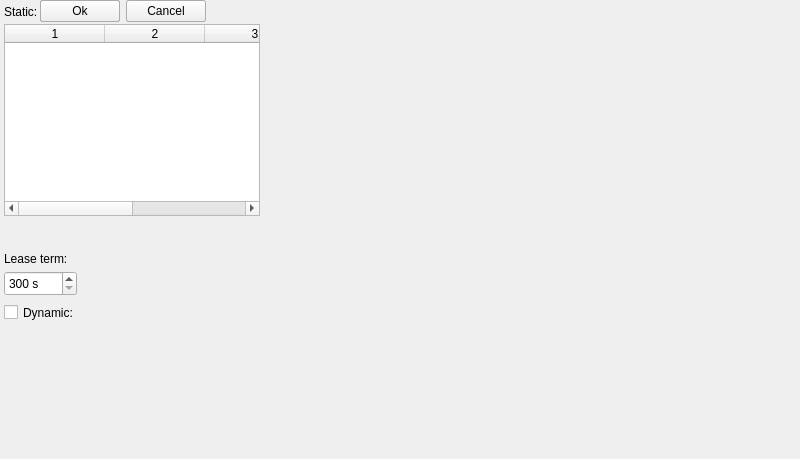
Old version of the form src/forms/dhcpserverproperty.ui in the repository Vortm4x/netemul.
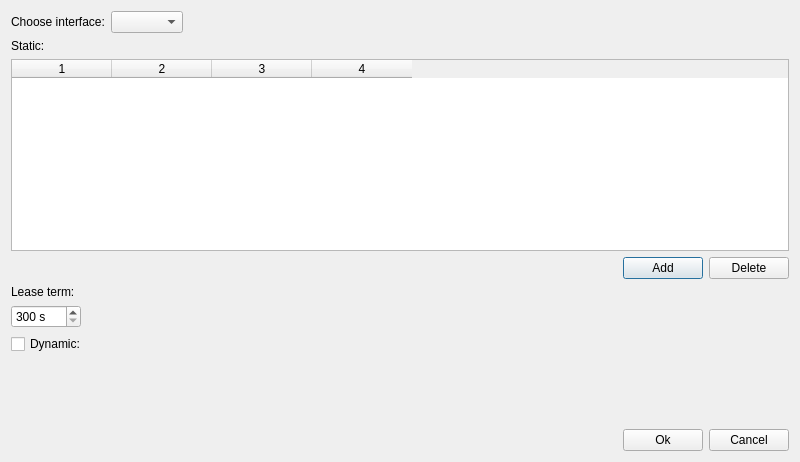
New version of the form. Icons and pictures are not drawn. Custom widgets are drawn as their Qt base class.

What changed in the file:
```diff
--- a/src/forms/dhcpserverproperty.ui
+++ b/src/forms/dhcpserverproperty.ui
@@ -7,7 +7,7 @@
     <x>0</x>
     <y>0</y>
     <width>800</width>
-    <height>459</height>
+    <height>462</height>
    </rect>
   </property>
   <property name="sizePolicy">
@@ -25,28 +25,43 @@
   <property name="windowTitle">
    <string>DHCP server's properties</string>
   </property>
+  <layout class="QVBoxLayout" name="verticalLayout">
+   <item>
+    <layout class="QHBoxLayout" name="horizontalLayout_2">
+     <item>
+      <widget class="QLabel" name="label_3">
+       <property name="text">
+        <string>Choose interface:</string>
+       </property>
+      </widget>
+     </item>
+     <item>
+      <widget class="QComboBox" name="cb_interface"/>
+     </item>
+     <item>
+      <spacer name="horizontalSpacer_3">
+       <property name="orientation">
+        <enum>Qt::Horizontal</enum>
+       </property>
+       <property name="sizeHint" stdset="0">
+        <size>
+         <width>40</width>
+         <height>20</height>
+        </size>
+       </property>
+      </spacer>
+     </item>
+    </layout>
+   </item>
+   <item>
   <widget class="QLabel" name="label">
-   <property name="geometry">
-    <rect>
-     <x>4</x>
-     <y>4</y>
-     <width>40</width>
-     <height>16</height>
-    </rect>
-   </property>
    <property name="text">
     <string>Static:</string>
    </property>
   </widget>
+   </item>
+   <item>
   <widget class="QTableWidget" name="tw_static">
-   <property name="geometry">
-    <rect>
-     <x>4</x>
-     <y>24</y>
-     <width>256</width>
-     <height>192</height>
-    </rect>
-   </property>
    <property name="sizePolicy">
     <sizepolicy hsizetype="Preferred" vsizetype="Preferred">
      <horstretch>0</horstretch>
@@ -70,28 +85,55 @@
    <column/>
    <column/>
   </widget>
+   </item>
+   <item>
+    <layout class="QHBoxLayout" name="horizontalLayout">
+     <item>
+      <spacer name="horizontalSpacer">
+       <property name="orientation">
+        <enum>Qt::Horizontal</enum>
+       </property>
+       <property name="sizeHint" stdset="0">
+        <size>
+         <width>40</width>
+         <height>20</height>
+        </size>
+       </property>
+      </spacer>
+     </item>
+     <item>
+      <widget class="QPushButton" name="btn_add">
+       <property name="text">
+        <string>Add</string>
+       </property>
+       <property name="icon">
+        <iconset resource="../../netemul.qrc">
+         <normaloff>:/im/images/edit_add.png</normaloff>:/im/images/edit_add.png</iconset>
+       </property>
+      </widget>
+     </item>
+     <item>
+      <widget class="QPushButton" name="btn_del">
+       <property name="text">
+        <string>Delete</string>
+       </property>
+       <property name="icon">
+        <iconset resource="../../netemul.qrc">
+         <normaloff>:/im/images/edit_remove.png</normaloff>:/im/images/edit_remove.png</iconset>
+       </property>
+      </widget>
+     </item>
+    </layout>
+   </item>
+   <item>
   <widget class="QLabel" name="label_2">
-   <property name="geometry">
-    <rect>
-     <x>4</x>
-     <y>251</y>
-     <width>74</width>
-     <height>16</height>
-    </rect>
-   </property>
    <property name="text">
     <string>Lease term:</string>
    </property>
   </widget>
+   </item>
+   <item>
   <widget class="QSpinBox" name="sb_time">
-   <property name="geometry">
-    <rect>
-     <x>4</x>
-     <y>271</y>
-     <width>73</width>
-     <height>25</height>
-    </rect>
-   </property>
    <property name="sizePolicy">
     <sizepolicy hsizetype="Maximum" vsizetype="Fixed">
      <horstretch>0</horstretch>
@@ -117,60 +159,101 @@
     <number>10</number>
    </property>
   </widget>
+   </item>
+   <item>
   <widget class="QCheckBox" name="cb_dynamic">
-   <property name="geometry">
-    <rect>
-     <x>4</x>
-     <y>301</y>
-     <width>83</width>
-     <height>23</height>
-    </rect>
-   </property>
    <property name="text">
     <string>Dynamic:</string>
    </property>
   </widget>
-  <widget class="QWidget" name="">
-   <layout class="QHBoxLayout" name="horizontalLayout">
+   </item>
     <item>
-     <spacer name="horizontalSpacer">
+    <layout class="QHBoxLayout" name="horizontalLayout_3">
+     <item>
+      <widget class="ipEdit" name="ie_begin">
+       <property name="enabled">
+        <bool>false</bool>
+       </property>
+       <property name="toolTip">
+        <string>Ip address</string>
+       </property>
+       <property name="whatsThis">
+        <string>The field for ip-address.</string>
+       </property>
+       <property name="labelText">
+        <string>From:</string>
+       </property>
+      </widget>
+     </item>
+     <item>
+      <widget class="ipEdit" name="ie_end">
+       <property name="enabled">
+        <bool>false</bool>
+       </property>
+       <property name="toolTip">
+        <string>Ip address</string>
+       </property>
+       <property name="whatsThis">
+        <string>The field for ip-address.</string>
+       </property>
+       <property name="labelText">
+        <string>to:</string>
+       </property>
+      </widget>
+     </item>
+    </layout>
+   </item>
+   <item>
+    <layout class="QHBoxLayout" name="horizontalLayout_4">
+     <item>
+      <widget class="ipEdit" name="ie_mask">
+       <property name="enabled">
+        <bool>false</bool>
+       </property>
+       <property name="toolTip">
+        <string>Ip address</string>
+       </property>
+       <property name="whatsThis">
+        <string>The field for ip-address.</string>
+       </property>
+       <property name="labelText">
+        <string>Mask:</string>
+       </property>
+      </widget>
+     </item>
+     <item>
+      <widget class="ipEdit" name="ie_gatew">
+       <property name="enabled">
+        <bool>false</bool>
+       </property>
+       <property name="toolTip">
+        <string>Ip address</string>
+       </property>
+       <property name="whatsThis">
+        <string>The field for ip-address.</string>
+       </property>
+       <property name="labelText">
+        <string>Gateway:</string>
+       </property>
+      </widget>
+     </item>
+    </layout>
+   </item>
+   <item>
+    <spacer name="verticalSpacer">
       <property name="orientation">
-       <enum>Qt::Horizontal</enum>
+      <enum>Qt::Vertical</enum>
       </property>
       <property name="sizeHint" stdset="0">
        <size>
-        <width>40</width>
-        <height>20</height>
+       <width>20</width>
+       <height>40</height>
        </size>
       </property>
      </spacer>
     </item>
     <item>
-     <widget class="QPushButton" name="btn_add">
-      <property name="text">
-       <string>Add</string>
-      </property>
-      <property name="icon">
-       <iconset resource="../../netemul.qrc">
-        <normaloff>:/im/images/edit_add.png</normaloff>:/im/images/edit_add.png</iconset>
-      </property>
-     </widget>
-    </item>
-    <item>
-     <widget class="QPushButton" name="btn_del">
-      <property name="text">
-       <string>Delete</string>
-      </property>
-      <property name="icon">
-       <iconset resource="../../netemul.qrc">
-        <normaloff>:/im/images/edit_remove.png</normaloff>:/im/images/edit_remove.png</iconset>
-      </property>
-     </widget>
-    </item>
-   </layout>
-  </widget>
-  <widget class="QWidget" name="">
-   <layout class="QHBoxLayout" name="horizontalLayout_2">
+    <layout class="QHBoxLayout" name="horizontalLayout_5">
     <item>
      <spacer name="horizontalSpacer_2">
       <property name="orientation">
@@ -207,8 +290,16 @@
      </widget>
     </item>
    </layout>
-  </widget>
- </widget>
+   </item>
+  </layout>
+ </widget>
+ <customwidgets>
+  <customwidget>
+   <class>ipEdit</class>
+   <extends>QWidget</extends>
+   <header>ipedit.h</header>
+  </customwidget>
+ </customwidgets>
  <resources>
   <include location="../../netemul.qrc"/>
  </resources>
```
Lines whose indentation alone changed are shown as unchanged.
